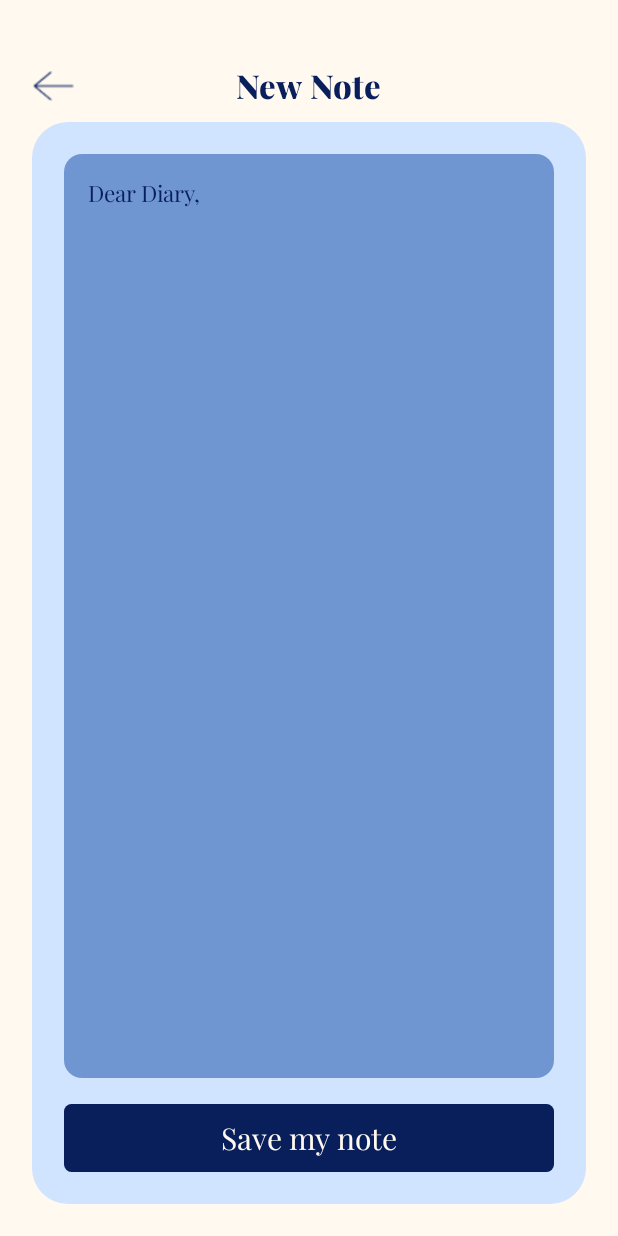
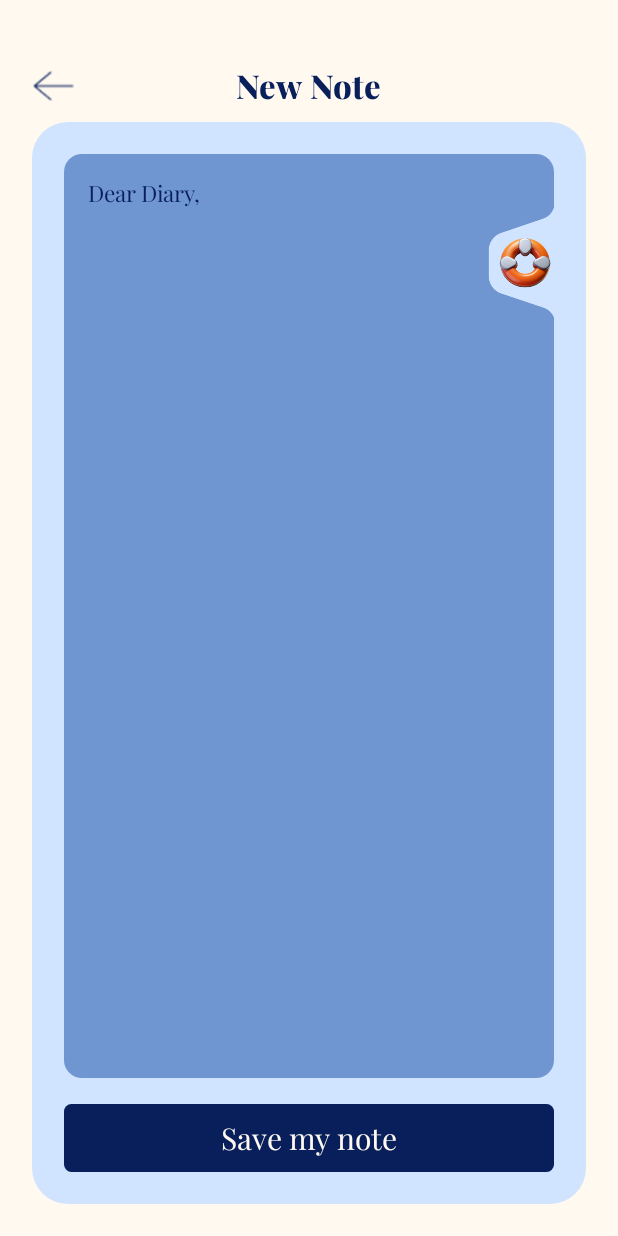
Before and after one commit to IU-Capstone-Project-2024/Dear-Diary, an Android app built with Jetpack Compose: the NewNoteScreen screen opened through its navigation route, on a phone screen of 412 x 824 dp. Run offline under Robolectric (Android 15) with nearby library versions, the phone set to English and light mode, and no system bars; our stand-ins replace Room's generated code, Timber; libraries missing offline, so code that uses them is left out: com.google.accompanist.coil; network calls fail; pictures from the network do not load; Roboto replaces fonts that are not available here; 3 statements that could not run were skipped.

Commit message:
covers and titles for notes. android

```diff
--- a/app/build.gradle.kts
+++ b/app/build.gradle.kts
@@ -51,7 +51,10 @@ android {
 }
 
 dependencies {
+    implementation("com.google.android.gms:play-services-location:18.0.0")
+    implementation("com.google.accompanist:accompanist-coil:0.15.0")
     implementation ("com.squareup.moshi:moshi:1.12.0")
+    implementation("io.coil-kt:coil-compose:2.6.0")
     implementation ("com.squareup.moshi:moshi-kotlin:1.12.0")
     implementation ("com.squareup.okhttp3:okhttp:4.9.2")
     implementation ("com.squareup.okhttp3:logging-interceptor:4.9.2")
--- a/app/src/main/java/com/example/deardairy/LoadingScreen.kt
+++ b/app/src/main/java/com/example/deardairy/LoadingScreen.kt
@@ -47,10 +47,11 @@ fun LoadingScreen(onScreenTap: () -> Unit = {}) {
             horizontalAlignment = Alignment.CenterHorizontally
         ) {
             Icon(
-                painter = painterResource(id = R.drawable.icon), // ваше изображение
+                painter = painterResource(id = R.drawable.dd), // ваше изображение
                 contentDescription = null,
                 modifier = Modifier
-                    .size(90.dp) // задаем размер иконки
+                    .size(90.dp), // задаем размер иконки
+                tint = Color.Unspecified
             )
             BasicText(
                 text = "Dear Diary",
--- a/app/src/main/java/com/example/deardairy/NewNoteScreen.kt
+++ b/app/src/main/java/com/example/deardairy/NewNoteScreen.kt
@@ -1,6 +1,7 @@
 package com.example.deardairy
 
 import android.os.Build
+import androidx.compose.ui.graphics.*
 import androidx.compose.foundation.background
 import androidx.compose.foundation.interaction.MutableInteractionSource
 import androidx.compose.foundation.layout.*
@@ -16,6 +17,7 @@ import androidx.compose.runtime.remember
 import androidx.compose.runtime.setValue
 import androidx.compose.ui.Alignment
 import androidx.compose.ui.Modifier
+import androidx.compose.ui.Modifier.*
 import androidx.compose.ui.draw.clip
 import androidx.compose.ui.geometry.Size
 import androidx.compose.ui.graphics.Color
@@ -47,13 +49,18 @@ import com.example.deardairy.ui.theme.TopBar
 import com.example.deardairy.ui.theme.playfairDisplayFontFamily
 import android.util.Log
 import androidx.annotation.RequiresApi
+import androidx.compose.foundation.Image
+import androidx.compose.foundation.clickable
+import androidx.compose.ui.layout.ContentScale
 import androidx.compose.ui.platform.LocalContext
+import androidx.compose.ui.res.painterResource
 import androidx.lifecycle.ViewModel
 import androidx.lifecycle.viewModelScope
 import androidx.lifecycle.viewmodel.compose.viewModel
 import com.example.deardairy.database.AppDatabase
 import com.example.deardairy.database.NoteDatabase
 import com.example.deardairy.database.UserDatabase
+import com.example.deardairy.network.ApiClient
 import kotlinx.coroutines.CoroutineScope
 import kotlinx.coroutines.Dispatchers
 import kotlinx.coroutines.GlobalScope
@@ -70,6 +77,14 @@ fun NewNoteScreen(navController: NavHostController) {
     var inputValue by remember { mutableStateOf("") }
     var isTextFieldFocused by remember { mutableStateOf(false) }
     val context = LocalContext.current
+    val apiClient = ApiClient()
+
+
+    Box(
+        modifier = Modifier
+            .background(color = BackgroundColor)
+            .fillMaxSize()
+    ) {
 
     Column(modifier = Modifier
         .background(color = BackgroundColor)
@@ -93,18 +108,13 @@ fun NewNoteScreen(navController: NavHostController) {
                         fontWeight = FontWeight.Normal,
                         fontSize = 15.sp,
                         color = DarkBlueColor
-                    ), modifier = Modifier.padding(bottom = 15.dp).width(250.dp))
-
-//                  val additionalInfoText =  "Start writing about how you feel \n" +
-//                            "or get any help from Diary"
-
+                    ), modifier = Modifier
+                        .padding(bottom = 15.dp)
+                        .width(250.dp))
                     BasicTextField(
                         value = inputValue,
                         onValueChange = { newInputValue: String ->
                             inputValue = newInputValue
-//                            if (newInputValue.isEmpty()) {
-//                                inputValue = additionalInfoText
-//                            }
                         },
                         textStyle = TextStyle(
                             fontFamily = playfairDisplayFontFamily,
@@ -112,7 +122,9 @@ fun NewNoteScreen(navController: NavHostController) {
                             fontSize = 15.sp,
                             color = BackgroundColor
                         ),
-                        modifier = Modifier.fillMaxSize().width(250.dp),
+                        modifier = Modifier
+                            .fillMaxSize()
+                            .width(250.dp),
                         interactionSource = remember { MutableInteractionSource() }
                     )
 
@@ -124,29 +136,44 @@ fun NewNoteScreen(navController: NavHostController) {
                         text = "Save my note",
                         isActive = true,
                         onClickAction = {
+                            CoroutineScope(Dispatchers.IO).launch {
+                                try {
+                                    val noteCoverResponse = apiClient.saveNoteCover("")
+                                    val coverId = noteCoverResponse?.imageId ?: ""
+                                    val coverUrl = noteCoverResponse?.imageUrl ?: ""
+                                    Log.d("NewNote", "coverId: ${coverId}")
+
+
+                                    val noteTitleResponse = apiClient.getNoteTitle(inputValue)
+                                    val noteTitle = noteTitleResponse?.title ?: "New Note"
+                                    Log.d("NewNote", "note Title: ${noteTitle}")
+
 
                                     val newNote = Note(
-                                name = "New Note",  // Your logic for the note name
+                                        name = noteTitle,  // Your logic for the note name
                                         text = inputValue,
-                                date = LocalDate.now().format(DateTimeFormatter.ISO_DATE)
+                                        date = LocalDate.now().format(DateTimeFormatter.ISO_DATE),
+                                        coverId = coverId,
+                                        coverUrl = coverUrl
                                     )
-                            CoroutineScope(Dispatchers.IO).launch {
+
                                     val noteDatabase = NoteDatabase.getDatabase(context)
                                     Log.d("NewNote", "before insert new note")
                                     noteDatabase.noteDao().insert(newNote)
                                     Log.d("NewNote", "after insert new note")
                                     val userDatabase = UserDatabase.getDatabase(context)
                                     Log.d("NewNote", "notes: ${noteDatabase.noteDao().getAllNotes()}")
-                                try {
                                     var true_count = noteDatabase.noteDao().getNotesCount()
                                     userDatabase.userDao().updateNotesCounter(true_count)
-
-                                } finally {
                                     var count = userDatabase.userDao().getNotesCounter()
                                     Log.d("NewNote", "Notes counter: $count")
-                                }
+
                                     withContext(Dispatchers.Main) {
                                         navController.navigate("main_screen")
+                                    }
+                                }catch (e: Exception) {
+                                    // Handle exception
+                                    e.printStackTrace()
                                 }
                             }
                         }
@@ -155,6 +182,18 @@ fun NewNoteScreen(navController: NavHostController) {
             }
         }
     }
+        Image(
+            painter = painterResource(id = R.drawable.help),
+            contentDescription = "Help Icon",
+            modifier = Modifier
+                .height(136.dp)
+                .clickable {
+                }
+                .padding(horizontal = 35.dp)
+                .offset(y = 116.dp)
+                .align(Alignment.TopEnd),
+            contentScale = ContentScale.Fit
+        )
     if (overlayVisible) {
             Overlay(
                 title = "Your notes will not be saved.\n" +
@@ -168,7 +207,7 @@ fun NewNoteScreen(navController: NavHostController) {
                 }
             )
         }
-    }
+}}
 
 
 
--- a/app/src/main/java/com/example/deardairy/database/Notes.kt
+++ b/app/src/main/java/com/example/deardairy/database/Notes.kt
@@ -19,7 +19,8 @@ data class Note(
     var name: String = "My note",
     var text: String,
     var date: String = SimpleDateFormat("yyyy-MM-dd", Locale.getDefault()).format(Date()),  // Текущая дата
-    var coverId: Long = (0..100).random().toLong()
+    var coverId: String?,
+    var coverUrl: String?
 )
 
 @Dao
--- a/gradle/libs.versions.toml
+++ b/gradle/libs.versions.toml
@@ -12,6 +12,7 @@ material = "1.6.8"
 ui = "1.6.8"
 navigationRuntimeKtx = "2.7.7"
 navigationCompose = "2.7.7"
+composeMaterial = "1.3.1"
 
 [libraries]
 androidx-core-ktx = { group = "androidx.core", name = "core-ktx", version.ref = "coreKtx" }
@@ -32,6 +33,7 @@ androidx-material3 = { group = "androidx.compose.material3", name = "material3"
 ui = { module = "androidx.compose.ui:ui", version.ref = "ui" }
 androidx-navigation-runtime-ktx = { group = "androidx.navigation", name = "navigation-runtime-ktx", version.ref = "navigationRuntimeKtx" }
 androidx-navigation-compose = { group = "androidx.navigation", name = "navigation-compose", version.ref = "navigationCompose" }
+androidx-compose-material = { group = "androidx.wear.compose", name = "compose-material", version.ref = "composeMaterial" }
 
 [plugins]
 android-application = { id = "com.android.application", version.ref = "agp" }
```
Also changed, not shown: app/src/main/java/com/example/deardairy/MainScreen.kt (+10 -6 lines), app/src/main/java/com/example/deardairy/NewEmotionInputScreen.kt (+7 -4 lines), app/src/main/java/com/example/deardairy/database/AppDatabase.kt (+7 -0 lines), app/src/main/java/com/example/deardairy/network/ApiClient.kt (+112 -0 lines), app/src/main/java/com/example/deardairy/ui/theme/Containers.kt (+17 -17 lines), app/src/main/res/drawable/dd.png (added), app/src/main/res/drawable/help.png. Lines whose indentation alone changed are shown as unchanged.
